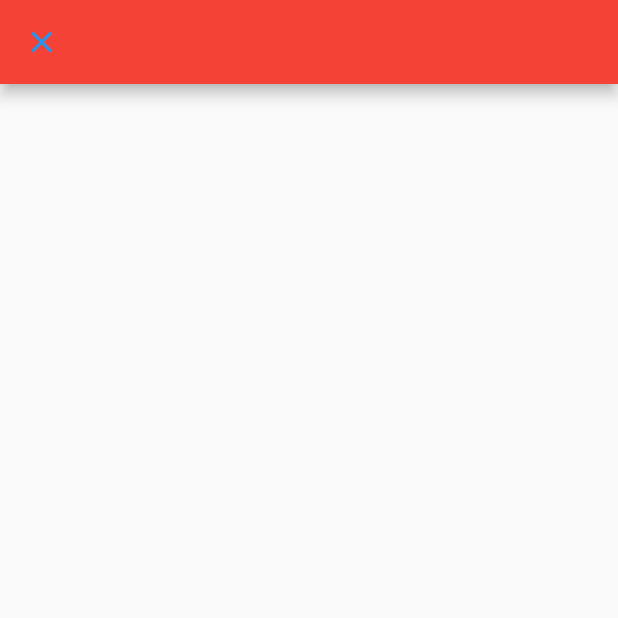
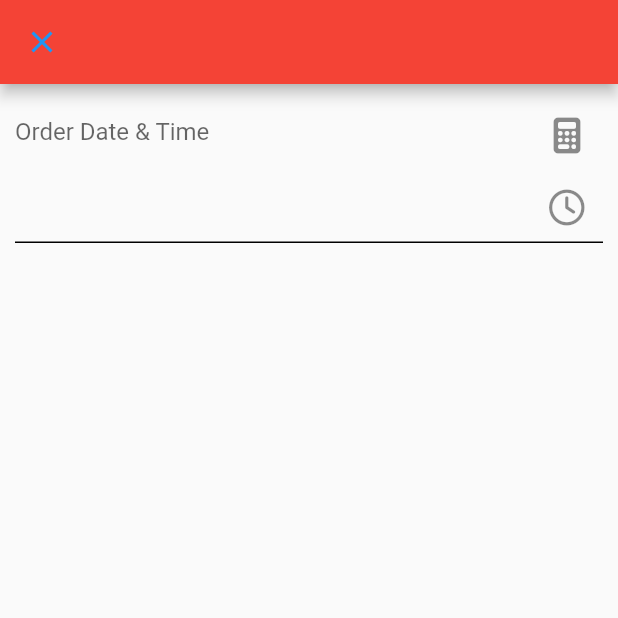
Before and after one commit to JacobHung111/Booking, a Flutter app: the OrderCreatePage screen opened by its route, on a phone screen of 412 x 824 dp, the top half of it. Run offline on Flutter 3.47's test engine with Material 2 defaults, Android fonts, the phone set to English and light mode, and no system bars; our stand-ins replace easy_splash_screen, email_validator, font_awesome_flutter, get, image_picker, social_login_buttons and 1 more; network calls fail.

Commit message:
update DateTime Picker

```diff
--- a/lib/controllers/order/order_create_controller.dart
+++ b/lib/controllers/order/order_create_controller.dart
@@ -1,10 +1,16 @@
 import 'package:flutter/material.dart';
 import 'package:get/get.dart';
+import 'package:intl/intl.dart';
+
 import '../../models/order_create_model.dart';
 import '../common/loading_controller.dart';
 
 class OrderCreateController extends GetxController {
   var orderDetail = OrderCreateListModel().obs;
+
+  var dateTimeController = TextEditingController();
+
+  final DateFormat formatter = DateFormat('yyyy-MM-dd hh:mm');
 
   createOnClicked() {
     FocusManager.instance.primaryFocus?.unfocus();
--- a/lib/views/pages/order/order_create_page.dart
+++ b/lib/views/pages/order/order_create_page.dart
@@ -1,5 +1,8 @@
+import 'package:booking/commons/widgets/textbox.dart';
 import 'package:booking/controllers/order/order_create_controller.dart';
+import 'package:booking/views/dialogs/datetime_dialogs.dart';
 import 'package:flutter/material.dart';
+import 'package:font_awesome_flutter/font_awesome_flutter.dart';
 import 'package:get/get.dart';
 
 class OrderCreatePage extends GetView<OrderCreateController> {
@@ -8,11 +11,47 @@ class OrderCreatePage extends GetView<OrderCreateController> {
 
   @override
   Widget build(BuildContext context) {
+    //Date Time Picker
+    List<Widget> dateTimePicker = [
+      IconButton(
+          onPressed: () => DateTimeDialogs.showDialogPicker(
+                  context, "Order Date", 30, controller.orderDetail.value.date,
+                  (value) {
+                controller.dateTimeController.text =
+                    controller.formatter.format(value);
+                controller.orderDetail.update((val) {
+                  val?.date = value;
+                });
+              }),
+          icon: const FaIcon(FontAwesomeIcons.calculator)),
+      IconButton(
+          onPressed: () => DateTimeDialogs.showDialogTimePicker(
+                  context, "Order Date", controller.orderDetail.value.date,
+                  (value) {
+                controller.dateTimeController.text =
+                    controller.formatter.format(value);
+                controller.orderDetail.update((val) {
+                  val?.date = value;
+                });
+              }),
+          icon: const FaIcon(FontAwesomeIcons.clock))
+    ];
+
     return Scaffold(
         appBar: AppBar(),
         body: ListView(
           padding: const EdgeInsets.all(10),
-          children: [],
+          children: [
+            TextField(
+                controller: controller.dateTimeController,
+                readOnly: true,
+                decoration: InputDecoration(
+                    counterText: '',
+                    hintText: "Order Date & Time",
+                    focusedBorder: const UnderlineInputBorder(),
+                    enabledBorder: const UnderlineInputBorder(),
+                    suffixIcon: Column(children: dateTimePicker)))
+          ],
         ));
   }
 }
--- a/pubspec.yaml
+++ b/pubspec.yaml
@@ -21,6 +21,7 @@ dependencies:
   google_sign_in: "6.1.5"
   social_login_buttons: "1.0.7"
   font_awesome_flutter: "10.5.0"
+  intl: "0.18.1"
   flutter:
     sdk: flutter
 
```
Also changed, not shown: lib/views/dialogs/datetime_dialogs.dart (added, +56 -0 lines), pubspec.lock.
